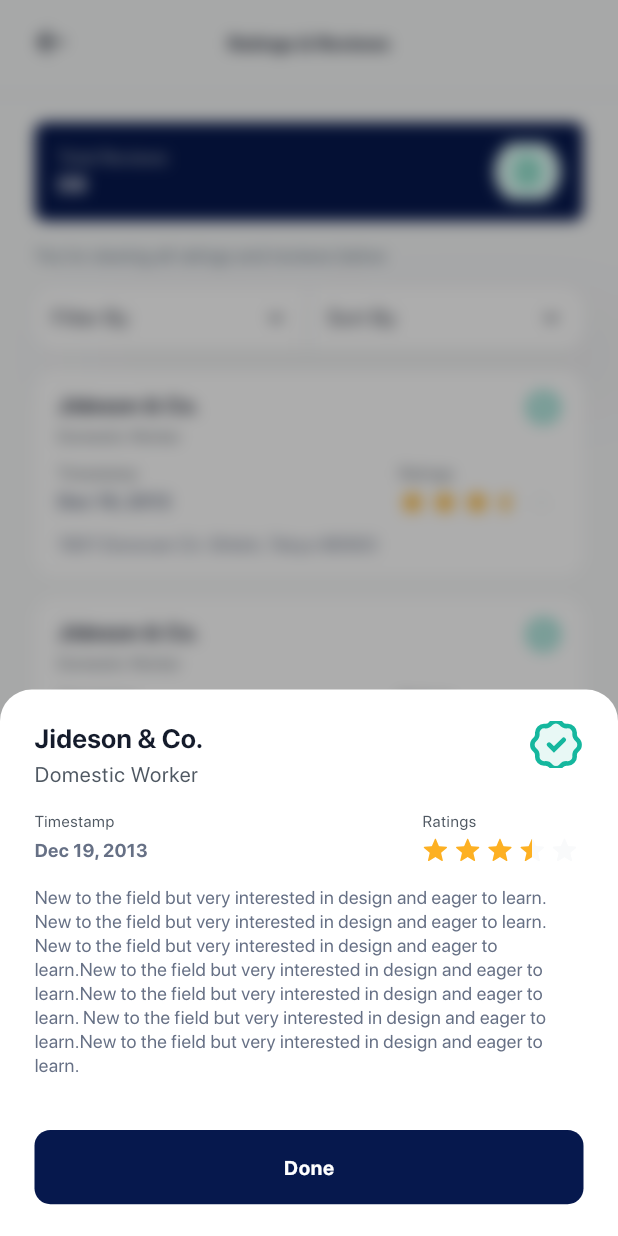
After one commit to Damoscky/verifysafe-mobile, a Flutter app: the RatingsAndReviews screen opened directly, after a tap on "Jideson & Co.", on a phone screen of 412 x 824 dp. The commit adds this screen. Run offline on Flutter 3.47's test engine with Material 3 defaults, Android fonts, the phone set to English and light mode, and no system bars; drawn by our look-alikes of flutter_rating_bar; our stand-ins replace animate_do, another_flushbar, cached_network_image, card_swiper, dio, file_picker and 21 more; missing offline and left inert: image_gallery_saver_plus, local_auth_android, local_auth_darwin, webview_flutter_android, webview_flutter_wkwebview; accounts and stored records are empty; project files that could hold a hidden picture were left out.

Commit message:
ratings and reviews flow

```diff
--- a/lib/core/constants/app_asset.dart
+++ b/lib/core/constants/app_asset.dart
@@ -50,6 +50,8 @@ class AppAsset {
   static const String feedback = '$_iconDirectory/feedback.svg';
   static const String tandc = '$_iconDirectory/tandc.svg';
   static const String briefcase = '$_iconDirectory/briefcase.svg';
+  static const String ratingsIllustration = '$_iconDirectory/ratings_illustration.svg';
+  static const String star = '$_iconDirectory/star.svg';
 
 
 
--- a/lib/core/constants/color_path.dart
+++ b/lib/core/constants/color_path.dart
@@ -26,6 +26,7 @@ class ColorPath {
   static const athensGrey2 = Color(0xffF2F4F7);
   static const athensGrey3 = Color(0xffEAECF0);
   static const athensGrey4 = Color(0xffE6E8ED);
+  static const athensGrey5 = Color(0xffF9FAFB);
   static const clearGreen = Color(0xffEBFFFA);
   static const shamrockGreen = Color(0xff30B895);
   static const niagaraGreen = Color(0xff06A77D);
@@ -49,6 +50,7 @@ class ColorPath {
   static const tangaroa = Color(0xff02132E);
   static const congressBlue = Color(0xff053C94);
   static const cornflowerLilac = Color(0xffFFB5AB);
+
 
 
 
--- a/lib/core/constants/named_routes.dart
+++ b/lib/core/constants/named_routes.dart
@@ -29,5 +29,8 @@ class NamedRoutes {
   //bottom-nav
   static const bottomNav = '/bottomNav';
 
+  //ratings and reviews
+  static const ratingsAndReviews = '/ratingsAndReviews';
+
 
 }
--- /dev/null
+++ b/lib/ui/pages/ratings_and_reviews.dart
@@ -0,0 +1,271 @@
+import 'package:flutter/material.dart';
+import 'package:flutter_rating_bar/flutter_rating_bar.dart';
+import 'package:flutter_screenutil/flutter_screenutil.dart';
+import 'package:verifysafe/core/constants/app_asset.dart';
+import 'package:verifysafe/core/constants/app_dimension.dart';
+import 'package:verifysafe/core/constants/app_theme/custom_color_scheme.dart';
+import 'package:verifysafe/ui/widgets/bottom_sheets/view_ratings.dart';
+import 'package:verifysafe/ui/widgets/custom_svg.dart';
+import 'package:verifysafe/ui/widgets/verifysafe_container.dart';
+
+import '../../core/constants/color_path.dart';
+import '../widgets/bottom_sheets/base_bottom_sheet.dart';
+import '../widgets/bottom_sheets/sort_options.dart';
+import '../widgets/clickable.dart';
+import '../widgets/custom_appbar.dart';
+import '../widgets/sort_and_filter_tab.dart';
+
+class RatingsAndReviews extends StatefulWidget {
+  const RatingsAndReviews({super.key});
+
+  @override
+  State<RatingsAndReviews> createState() => _RatingsAndReviewsState();
+}
+
+class _RatingsAndReviewsState extends State<RatingsAndReviews> {
+  @override
+  Widget build(BuildContext context) {
+    return Scaffold(
+      appBar: customAppBar(
+          context: context,
+          title: 'Ratings & Reviews',
+          showBottom: true,
+          appbarBottomPadding: 10.h,
+      ),
+      body: SingleChildScrollView(
+        padding: EdgeInsets.symmetric(horizontal: AppDimension.paddingLeft, vertical: 20.h),
+        child: Column(
+          crossAxisAlignment: CrossAxisAlignment.start,
+          children: [
+            VerifySafeContainer(
+              bgColor: ColorPath.gulfBlue,
+              padding: EdgeInsets.symmetric(
+                vertical: 16.h,
+                horizontal: 16.w
+              ),
+                child: Row(
+                  mainAxisAlignment: MainAxisAlignment.spaceBetween,
+                  children: [
+                    Expanded(
+                      child: Column(
+                        crossAxisAlignment: CrossAxisAlignment.start,
+                        children: [
+                          Text(
+                            'Total Reviews',
+                            style: Theme.of(context)
+                                .textTheme
+                                .bodyMedium
+                                ?.copyWith(
+                                fontWeight: FontWeight.w400,
+                                color: ColorPath.chateauGrey
+                            ),
+                          ),
+                          SizedBox(height: 2.h,),
+                          Text(
+                            '09',
+                            style: Theme.of(context)
+                                .textTheme
+                                .bodyLarge
+                                ?.copyWith(
+                                fontWeight: FontWeight.w700,
+                                color: ColorPath.porcelainGrey
+                            ),
+                          ),
+
+
+                              ],
+                      ),
+                    ),
+                    SizedBox(width: 10.w,),
+                    CustomAssetViewer(asset: AppAsset.ratingsIllustration, height: 48.h, width: 48.w,)
+
+                  ],
+                )
+            ),
+            SizedBox(height: 16.h,),
+            Text(
+              'You’re viewing all ratings and reviews below',
+              style: Theme.of(context)
+                  .textTheme
+                  .bodyMedium
+                  ?.copyWith(
+                  fontWeight: FontWeight.w400,
+                  color: Theme.of(context).colorScheme.textSecondary
+              ),
+            ),
+            SizedBox(height: 16.h,),
+            SortAndFilterTab(
+                sortOnPressed: (){
+                  baseBottomSheet(
+                    context: context,
+                    content: SortOptions(
+                      filterOptions: [
+                        'Date',
+                        'Ascending',
+                        'Descending'
+                      ],
+                      onSelected: (value){
+                        //todo: perform action
+                      },
+                    ),
+                  );
+                },
+                filterOnPressed: (){
+                  //todo: open filter options bottom-sheet
+                }),
+            SizedBox(height: 16.h,),
+            ListView.separated(
+              itemCount: 3,
+              shrinkWrap: true,
+              physics: const NeverScrollableScrollPhysics(),
+              padding: EdgeInsets.zero,
+              itemBuilder: (BuildContext context, int index) {
+                return Clickable(
+                  onPressed: (){
+                    baseBottomSheet(
+                      context: context,
+                      content: ViewRatings(),
+                    );
+                  },
+                  child: VerifySafeContainer(
+                      padding: EdgeInsets.symmetric(
+                          vertical: 16.h,
+                          horizontal: 16.w
+                      ),
+                      borderRadius: BorderRadius.all(Radius.circular(16.r)),
+                      child: Column(
+                        crossAxisAlignment: CrossAxisAlignment.start,
+                        children: [
+                          Row(
+                            mainAxisAlignment: MainAxisAlignment.spaceBetween,
+                            crossAxisAlignment: CrossAxisAlignment.start,
+                            children: [
+                              Expanded(
+                                child: Column(
+                                  crossAxisAlignment: CrossAxisAlignment.start,
+                                  children: [
+                                    Text(
+                                      'Jideson & Co.',
+                                      style: Theme.of(context)
+                                          .textTheme
+                                          .bodyLarge
+                                          ?.copyWith(
+                                          fontWeight: FontWeight.w700,
+                                          color: Theme.of(context).colorScheme.textPrimary
+                                      ),
+                                    ),
+                                    SizedBox(height: 4.h,),
+                                    Text(
+                                      'Domestic Worker',
+                                      style: Theme.of(context)
+                                          .textTheme
+                                          .bodySmall
+                                          ?.copyWith(
+                                          fontWeight: FontWeight.w400,
+                                          color: Theme.of(context).colorScheme.text4
+                                      ),
+                                    ),
+                                  ],
+                                ),
+                              ),
+                              SizedBox(width: 10.w,),
+                              CustomAssetViewer(asset: AppAsset.verificationBadge)
+
+                            ],
+                          ),
+                          SizedBox(height: 12.h,),
+                          Row(
+                            mainAxisAlignment: MainAxisAlignment.spaceBetween,
+                            crossAxisAlignment: CrossAxisAlignment.start,
+                            children: [
+                              Expanded(
+                                child: Column(
+                                  crossAxisAlignment: CrossAxisAlignment.start,
+                                  children: [
+                                    Text(
+                                      'Timestamp',
+                                      style: Theme.of(context)
+                                          .textTheme
+                                          .bodySmall
+                                          ?.copyWith(
+                                          fontWeight: FontWeight.w400,
+                                          color: Theme.of(context).colorScheme.text4
+                                      ),
+                                    ),
+                                    SizedBox(height: 4.h,),
+                                    Text(
+                                      'Dec 19, 2013',
+                                      style: Theme.of(context)
+                                          .textTheme
+                                          .bodyMedium
+                                          ?.copyWith(
+                                          fontWeight: FontWeight.w700,
+                                          color: Theme.of(context).colorScheme.text5
+                                      ),
+                                    ),
+                                  ],
+                                ),
+                              ),
+                              SizedBox(width: 30.w,),
+                              Flexible(
+                                child: Column(
+                                  crossAxisAlignment: CrossAxisAlignment.start,
+                                  children: [
+                                    Text(
+                                      'Ratings',
+                                      style: Theme.of(context)
+                                          .textTheme
+                                          .bodySmall
+                                          ?.copyWith(
+                                          fontWeight: FontWeight.w400,
+                                          color: Theme.of(context).colorScheme.text4
+                                      ),
+                                    ),
+                                    SizedBox(height: 4.h,),
+                                    RatingBar.builder(
+                                      initialRating: 3.5,
+                                      unratedColor: ColorPath.athensGrey5,
+                                      minRating: 0,
+                                      direction: Axis.horizontal,
+                                      allowHalfRating: true,
+                                      itemCount: 5,
+                                      ignoreGestures: true,
+                                      itemSize: 20.h,
+                                      itemPadding: EdgeInsets.only(right: 4.w),
+                                      itemBuilder: (context, _) => CustomAssetViewer(asset: AppAsset.star),
+                                      onRatingUpdate: (rating) {
+                                        print(rating);
+                                      },
+                                    ),
+                                  ],
+                                ),
+                              ),
+                            ],
+                          ),
+                          SizedBox(height: 12.h,),
+                          Text(
+                            '1901 Donovan Cir. Shiloh, Tokyo 86563',
+                            style: Theme.of(context)
+                                .textTheme
+                                .bodyMedium
+                                ?.copyWith(
+                                fontWeight: FontWeight.w400,
+                                color: Theme.of(context).colorScheme.text5
+                            ),
+                          ),
+
+                        ],
+                      )
+                  ),
+                );
+              },
+              separatorBuilder: (context, index) {
+                return SizedBox(height: 16.h,);
+              },
+            )
+          ],
+        ),
+      ),
+    );
+  }
+}
--- /dev/null
+++ b/lib/ui/widgets/bottom_sheets/view_ratings.dart
@@ -0,0 +1,155 @@
+import 'package:flutter/material.dart';
+import 'package:flutter_rating_bar/flutter_rating_bar.dart';
+import 'package:flutter_screenutil/flutter_screenutil.dart';
+import 'package:verifysafe/core/constants/app_theme/custom_color_scheme.dart';
+import 'package:verifysafe/core/utilities/navigator.dart';
+
+import '../../../core/constants/app_asset.dart';
+import '../../../core/constants/color_path.dart';
+import '../custom_button.dart';
+import '../custom_svg.dart';
+
+class ViewRatings extends StatelessWidget {
+  const ViewRatings({super.key});
+
+  @override
+  Widget build(BuildContext context) {
+    return Padding(
+      padding: EdgeInsets.symmetric(
+        vertical: 24.h,
+        horizontal: 24.w
+      ),
+      child: Column(
+        crossAxisAlignment: CrossAxisAlignment.start,
+        mainAxisSize: MainAxisSize.min,
+        children: [
+          Row(
+            mainAxisAlignment: MainAxisAlignment.spaceBetween,
+            crossAxisAlignment: CrossAxisAlignment.start,
+            children: [
+              Expanded(
+                child: Column(
+                  crossAxisAlignment: CrossAxisAlignment.start,
+                  children: [
+                    Text(
+                      'Jideson & Co.',
+                      style: Theme.of(context)
+                          .textTheme
+                          .titleMedium
+                          ?.copyWith(
+                          fontWeight: FontWeight.w700,
+                          color: Theme.of(context).colorScheme.textPrimary
+                      ),
+                    ),
+                    SizedBox(height: 4.h,),
+                    Text(
+                      'Domestic Worker',
+                      style: Theme.of(context)
+                          .textTheme
+                          .bodyLarge
+                          ?.copyWith(
+                          fontWeight: FontWeight.w400,
+                          color: Theme.of(context).colorScheme.text4
+                      ),
+                    ),
+                  ],
+                ),
+              ),
+              SizedBox(width: 10.w,),
+              CustomAssetViewer(asset: AppAsset.verificationBadge, height: 40.h, width: 40.w,)
+
+            ],
+          ),
+          SizedBox(height: 16.h,),
+          Row(
+            mainAxisAlignment: MainAxisAlignment.spaceBetween,
+            crossAxisAlignment: CrossAxisAlignment.start,
+            children: [
+              Expanded(
+                child: Column(
+                  crossAxisAlignment: CrossAxisAlignment.start,
+                  children: [
+                    Text(
+                      'Timestamp',
+                      style: Theme.of(context)
+                          .textTheme
+                          .bodySmall
+                          ?.copyWith(
+                          fontWeight: FontWeight.w400,
+                          color: Theme.of(context).colorScheme.text4
+                      ),
+                    ),
+                    SizedBox(height: 4.h,),
+                    Text(
+                      'Dec 19, 2013',
+                      style: Theme.of(context)
+                          .textTheme
+                          .bodyMedium
+                          ?.copyWith(
+                          fontWeight: FontWeight.w700,
+                          color: Theme.of(context).colorScheme.text5
+                      ),
+                    ),
+                  ],
+                ),
+              ),
+              SizedBox(width: 30.w,),
+              Flexible(
+                child: Column(
+                  crossAxisAlignment: CrossAxisAlignment.start,
+                  children: [
+                    Text(
+                      'Ratings',
+                      style: Theme.of(context)
+                          .textTheme
+                          .bodySmall
+                          ?.copyWith(
+                          fontWeight: FontWeight.w400,
+                          color: Theme.of(context).colorScheme.text4
+                      ),
+                    ),
+                    SizedBox(height: 4.h,),
+                    RatingBar.builder(
+                      initialRating: 3.5,
+                      unratedColor: ColorPath.athensGrey5,
+                      minRating: 0,
+                      direction: Axis.horizontal,
+                      allowHalfRating: true,
+                      itemCount: 5,
+                      ignoreGestures: true,
+                      itemSize: 20.h,
+                      itemPadding: EdgeInsets.only(right: 4.w),
+                      itemBuilder: (context, _) => CustomAssetViewer(asset: AppAsset.star),
+                      onRatingUpdate: (rating) {
+                        print(rating);
+                      },
+                    ),
+                  ],
+                ),
+              ),
+            ],
+          ),
+          SizedBox(height: 16.h,),
+          Text(
+            'New to the field but very interested in design and eager to learn. New to the field but very interested in design and eager to learn. New to the field but very interested in design and eager to learn.New to the field but very interested in design and eager to learn.New to the field but very interested in design and eager to learn. New to the field but very interested in design and eager to learn.New to the field but very interested in design and eager to learn.',
+            style: Theme.of(context)
+                .textTheme
+                .bodyMedium
+                ?.copyWith(
+                fontWeight: FontWeight.w400,
+                color: Theme.of(context).colorScheme.text5
+            ),
+          ),
+          SizedBox(height: 40.h,),
+          CustomButton(
+              buttonText: 'Done',
+              onPressed: (){
+                popNavigation(context: context);
+              }
+          )
+
+        ],
+      ),
+    );
+  }
+}
--- a/lib/ui/widgets/menu_drawer.dart
+++ b/lib/ui/widgets/menu_drawer.dart
@@ -3,6 +3,10 @@ import 'package:flutter_screenutil/flutter_screenutil.dart';
 import 'package:verifysafe/core/constants/app_asset.dart';
 import 'package:verifysafe/core/constants/app_theme/custom_color_scheme.dart';
 import 'package:verifysafe/core/constants/color_path.dart';
+import 'package:verifysafe/core/constants/named_routes.dart';
+import 'package:verifysafe/core/utilities/navigator.dart';
+import 'package:verifysafe/ui/pages/ratings_and_reviews.dart';
+import 'package:verifysafe/ui/widgets/clickable.dart';
 import 'package:verifysafe/ui/widgets/custom_svg.dart';
 import 'package:verifysafe/ui/widgets/display_image.dart';
 
@@ -68,6 +72,9 @@ class MenuDrawer extends StatelessWidget {
                             MenuItem(
                               title: "Ratings & Reviews",
                               asset: AppAsset.ratings,
+                              onPressed: (){
+                                replaceNavigation(context: context, widget: const RatingsAndReviews(), routeName: NamedRoutes.ratingsAndReviews);
+                              },
                             ),
                             SizedBox(height: 24.h),
                             MenuItem(
@@ -127,13 +134,16 @@ class MenuDrawer extends StatelessWidget {
 class MenuItem extends StatelessWidget {
   final String title;
   final String asset;
-  const MenuItem({super.key, this.title = "", this.asset = AppAsset.guarantor});
+  final VoidCallback? onPressed;
+  const MenuItem({super.key, this.title = "", this.asset = AppAsset.guarantor, this.onPressed});
 
   @override
   Widget build(BuildContext context) {
     final colorScheme = Theme.of(context).colorScheme;
     final textTheme = Theme.of(context).textTheme;
-    return Row(
+    return Clickable(
+      onPressed: onPressed,
+      child: Row(
         children: [
           CustomSvg(asset: asset),
           SizedBox(width: 16.w),
@@ -142,6 +152,7 @@ class MenuItem extends StatelessWidget {
             style: textTheme.bodyLarge?.copyWith(color: colorScheme.text4),
           ),
         ],
+      ),
     );
   }
 }
--- a/pubspec.yaml
+++ b/pubspec.yaml
@@ -70,6 +70,7 @@ dependencies:
   #  geolocator: 9.0.2
   geolocator_android: ^5.0.2
   image_gallery_saver_plus: ^4.0.1
+  flutter_rating_bar: ^4.0.1
 
 dev_dependencies:
   flutter_test:
```
Also changed, not shown: assets/icons/ratings_illustration.svg (added), assets/icons/star.svg (added). Lines whose indentation alone changed are shown as unchanged.
